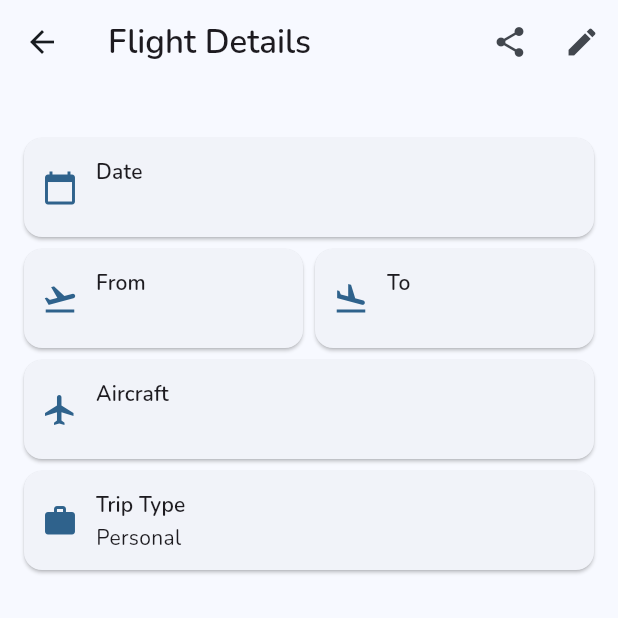
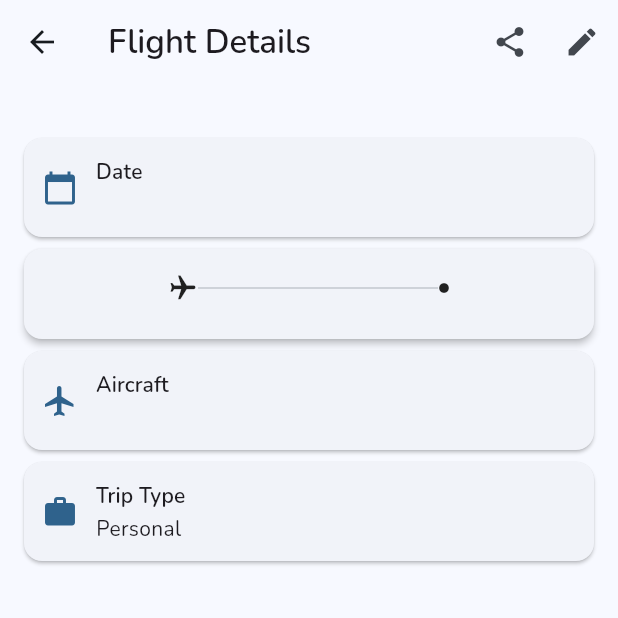
Before and after one commit to Myoxsis/SkyBook, a Flutter app: the FlightDetailScreen screen opened directly with empty values, on a phone screen of 412 x 824 dp, the top half of it. Run offline on Flutter 3.47's test engine with Material 3 defaults, Android fonts, the phone set to English and light mode, and no system bars; our stand-ins replace flutter_map, gallery_saver, google_fonts, image_picker, latlong2, share_plus and 2 more; missing offline and left inert: google_mlkit_barcode_scanning, google_mlkit_commons, home_widget, quick_actions; accounts and stored records are empty.

Commit message:
feat: unify origin destination display

```diff
--- a/lib/screens/flight_detail_screen.dart
+++ b/lib/screens/flight_detail_screen.dart
@@ -8,6 +8,7 @@ import '../data/airport_data.dart';
 import 'add_flight_screen.dart';
 import '../widgets/skybook_app_bar.dart';
 import '../widgets/info_row.dart';
+import '../widgets/origin_destination_card.dart';
 import '../constants.dart';
 import 'package:share_plus/share_plus.dart';
 
@@ -128,33 +129,13 @@ class FlightDetailScreen extends StatelessWidget {
 
   @override
   Widget build(BuildContext context) {
-    final originAirport = airportByCode[flight.origin];
-    final destAirport = airportByCode[flight.destination];
-
     final items = <Widget>[
       _buildMap(context),
       const SizedBox(height: 16),
       InfoRow(title: 'Date', value: flight.date, icon: Icons.calendar_today),
-      Row(
-        children: [
-          Expanded(
-            child: InfoRow(
-              title: 'From',
-              value: flight.origin,
-              subtitle: originAirport?.city ?? '',
-              icon: Icons.flight_takeoff,
-            ),
-          ),
-          const SizedBox(width: 8),
-          Expanded(
-            child: InfoRow(
-              title: 'To',
-              value: flight.destination,
-              subtitle: destAirport?.city ?? '',
-              icon: Icons.flight_land,
-            ),
-          ),
-        ],
+      OriginDestinationCard(
+        origin: flight.origin,
+        destination: flight.destination,
       ),
       InfoRow(title: 'Aircraft', value: flight.aircraft, icon: Icons.flight),
     ];
--- /dev/null
+++ b/lib/widgets/origin_destination_card.dart
@@ -0,0 +1,71 @@
+import 'package:flutter/material.dart';
+
+import '../constants.dart';
+import '../data/airport_data.dart';
+import 'skybook_card.dart';
+
+/// Displays the origin and destination airports in a single card.
+class OriginDestinationCard extends StatelessWidget {
+  static const double _airportInfoWidth = 72;
+
+  final String origin;
+  final String destination;
+
+  const OriginDestinationCard({
+    super.key,
+    required this.origin,
+    required this.destination,
+  });
+
+  Widget _airportColumn(BuildContext context, String code) {
+    final airport = airportByCode[code];
+    final city = airport?.city ?? '';
+    return SizedBox(
+      width: _airportInfoWidth,
+      child: Column(
+        crossAxisAlignment: CrossAxisAlignment.center,
+        children: [
+          Text(code, style: Theme.of(context).textTheme.titleLarge),
+          if (city.isNotEmpty)
+            Text(
+              city,
+              style: Theme.of(context).textTheme.bodySmall,
+              textAlign: TextAlign.center,
+              maxLines: 2,
+              overflow: TextOverflow.ellipsis,
+            ),
+        ],
+      ),
+    );
+  }
+
+  @override
+  Widget build(BuildContext context) {
+    return SkyBookCard(
+      margin: const EdgeInsets.symmetric(vertical: AppSpacing.xxs),
+      padding: const EdgeInsets.all(AppSpacing.s),
+      child: Row(
+        crossAxisAlignment: CrossAxisAlignment.start,
+        children: [
+          _airportColumn(context, origin),
+          Expanded(
+            child: Padding(
+              padding: const EdgeInsets.symmetric(horizontal: 8),
+              child: Row(
+                children: const [
+                  RotatedBox(
+                    quarterTurns: 1,
+                    child: Icon(Icons.flight, size: 20),
+                  ),
+                  Expanded(child: Divider(thickness: 1)),
+                  Icon(Icons.circle, size: 8),
+                ],
+              ),
+            ),
+          ),
+          _airportColumn(context, destination),
+        ],
+      ),
+    );
+  }
+}
```
